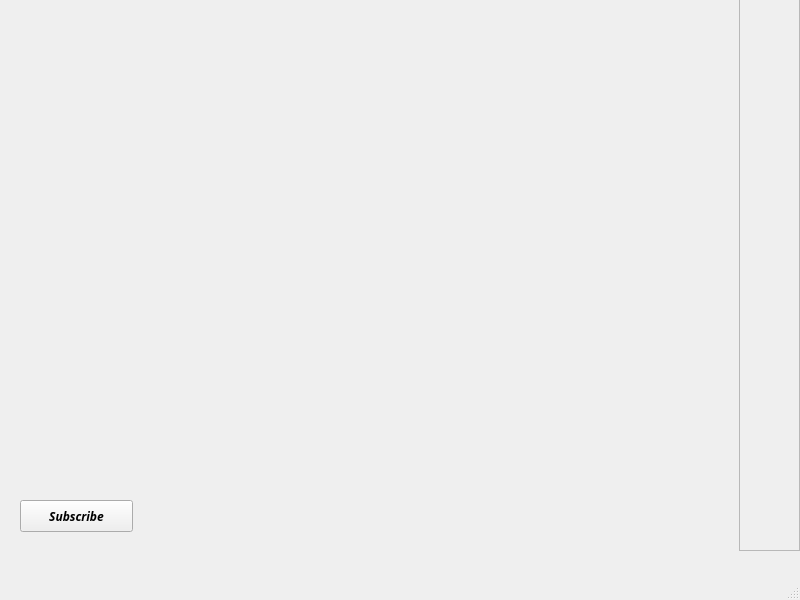
cgneo/CarbonTracker, file GUI/UICarbonTracker/mainwindow.ui: the form before one commit.
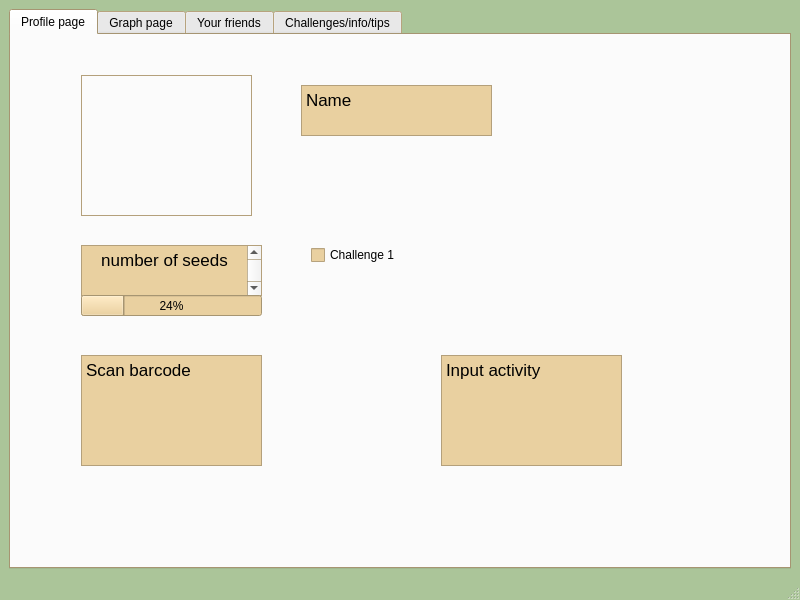
The form after the commit.

Diff of the .ui file:
```diff
--- a/GUI/UICarbonTracker/mainwindow.ui
+++ b/GUI/UICarbonTracker/mainwindow.ui
@@ -10,54 +10,345 @@
     <height>600</height>
    </rect>
   </property>
+  <property name="palette">
+   <palette>
+    <active>
+     <colorrole role="Base">
+      <brush brushstyle="SolidPattern">
+       <color alpha="255">
+        <red>171</red>
+        <green>197</green>
+        <blue>153</blue>
+       </color>
+      </brush>
+     </colorrole>
+     <colorrole role="Window">
+      <brush brushstyle="SolidPattern">
+       <color alpha="255">
+        <red>171</red>
+        <green>197</green>
+        <blue>153</blue>
+       </color>
+      </brush>
+     </colorrole>
+     <colorrole role="Highlight">
+      <brush brushstyle="SolidPattern">
+       <color alpha="255">
+        <red>147</red>
+        <green>188</green>
+        <blue>130</blue>
+       </color>
+      </brush>
+     </colorrole>
+    </active>
+    <inactive>
+     <colorrole role="Base">
+      <brush brushstyle="SolidPattern">
+       <color alpha="255">
+        <red>171</red>
+        <green>197</green>
+        <blue>153</blue>
+       </color>
+      </brush>
+     </colorrole>
+     <colorrole role="Window">
+      <brush brushstyle="SolidPattern">
+       <color alpha="255">
+        <red>171</red>
+        <green>197</green>
+        <blue>153</blue>
+       </color>
+      </brush>
+     </colorrole>
+     <colorrole role="Highlight">
+      <brush brushstyle="SolidPattern">
+       <color alpha="255">
+        <red>147</red>
+        <green>188</green>
+        <blue>130</blue>
+       </color>
+      </brush>
+     </colorrole>
+    </inactive>
+    <disabled>
+     <colorrole role="Base">
+      <brush brushstyle="SolidPattern">
+       <color alpha="255">
+        <red>171</red>
+        <green>197</green>
+        <blue>153</blue>
+       </color>
+      </brush>
+     </colorrole>
+     <colorrole role="Window">
+      <brush brushstyle="SolidPattern">
+       <color alpha="255">
+        <red>171</red>
+        <green>197</green>
+        <blue>153</blue>
+       </color>
+      </brush>
+     </colorrole>
+     <colorrole role="Highlight">
+      <brush brushstyle="SolidPattern">
+       <color alpha="255">
+        <red>70</red>
+        <green>70</green>
+        <blue>70</blue>
+       </color>
+      </brush>
+     </colorrole>
+    </disabled>
+   </palette>
+  </property>
   <property name="windowTitle">
    <string>MainWindow</string>
   </property>
   <widget class="QWidget" name="centralwidget">
-   <widget class="QPushButton" name="pushButton">
-    <property name="geometry">
-     <rect>
-      <x>20</x>
-      <y>500</y>
-      <width>113</width>
-      <height>32</height>
-     </rect>
-    </property>
-    <property name="font">
-     <font>
-      <family>Century Gothic</family>
-      <weight>75</weight>
-      <italic>true</italic>
-      <bold>true</bold>
-     </font>
-    </property>
-    <property name="text">
-     <string>Subscribe</string>
-    </property>
-   </widget>
-   <widget class="QScrollArea" name="scrollArea">
-    <property name="geometry">
-     <rect>
-      <x>739</x>
-      <y>-10</y>
-      <width>61</width>
-      <height>561</height>
-     </rect>
-    </property>
-    <property name="widgetResizable">
-     <bool>true</bool>
-    </property>
-    <widget class="QWidget" name="scrollAreaWidgetContents">
-     <property name="geometry">
-      <rect>
-       <x>0</x>
-       <y>0</y>
-       <width>59</width>
-       <height>559</height>
-      </rect>
-     </property>
-    </widget>
-   </widget>
+   <layout class="QHBoxLayout" name="horizontalLayout">
+    <item>
+     <widget class="QTabWidget" name="tabWidget">
+      <property name="enabled">
+       <bool>true</bool>
+      </property>
+      <property name="palette">
+       <palette>
+        <active>
+         <colorrole role="Base">
+          <brush brushstyle="SolidPattern">
+           <color alpha="255">
+            <red>233</red>
+            <green>208</green>
+            <blue>160</blue>
+           </color>
+          </brush>
+         </colorrole>
+         <colorrole role="Window">
+          <brush brushstyle="SolidPattern">
+           <color alpha="255">
+            <red>233</red>
+            <green>208</green>
+            <blue>160</blue>
+           </color>
+          </brush>
+         </colorrole>
+         <colorrole role="Highlight">
+          <brush brushstyle="SolidPattern">
+           <color alpha="255">
+            <red>233</red>
+            <green>208</green>
+            <blue>160</blue>
+           </color>
+          </brush>
+         </colorrole>
+        </active>
+        <inactive>
+         <colorrole role="Base">
+          <brush brushstyle="SolidPattern">
+           <color alpha="255">
+            <red>233</red>
+            <green>208</green>
+            <blue>160</blue>
+           </color>
+          </brush>
+         </colorrole>
+         <colorrole role="Window">
+          <brush brushstyle="SolidPattern">
+           <color alpha="255">
+            <red>233</red>
+            <green>208</green>
+            <blue>160</blue>
+           </color>
+          </brush>
+         </colorrole>
+         <colorrole role="Highlight">
+          <brush brushstyle="SolidPattern">
+           <color alpha="255">
+            <red>233</red>
+            <green>208</green>
+            <blue>160</blue>
+           </color>
+          </brush>
+         </colorrole>
+        </inactive>
+        <disabled>
+         <colorrole role="Base">
+          <brush brushstyle="SolidPattern">
+           <color alpha="255">
+            <red>233</red>
+            <green>208</green>
+            <blue>160</blue>
+           </color>
+          </brush>
+         </colorrole>
+         <colorrole role="Window">
+          <brush brushstyle="SolidPattern">
+           <color alpha="255">
+            <red>233</red>
+            <green>208</green>
+            <blue>160</blue>
+           </color>
+          </brush>
+         </colorrole>
+         <colorrole role="Highlight">
+          <brush brushstyle="SolidPattern">
+           <color alpha="255">
+            <red>70</red>
+            <green>70</green>
+            <blue>70</blue>
+           </color>
+          </brush>
+         </colorrole>
+        </disabled>
+       </palette>
+      </property>
+      <property name="tabShape">
+       <enum>QTabWidget::Rounded</enum>
+      </property>
+      <property name="currentIndex">
+       <number>0</number>
+      </property>
+      <property name="iconSize">
+       <size>
+        <width>1000</width>
+        <height>1000</height>
+       </size>
+      </property>
+      <widget class="QWidget" name="tab">
+       <attribute name="title">
+        <string>Profile page</string>
+       </attribute>
+       <widget class="QFrame" name="Profilepicture">
+        <property name="geometry">
+         <rect>
+          <x>70</x>
+          <y>40</y>
+          <width>171</width>
+          <height>141</height>
+         </rect>
+        </property>
+        <property name="frameShape">
+         <enum>QFrame::StyledPanel</enum>
+        </property>
+        <property name="frameShadow">
+         <enum>QFrame::Raised</enum>
+        </property>
+       </widget>
+       <widget class="QTextBrowser" name="textBrowser">
+        <property name="geometry">
+         <rect>
+          <x>290</x>
+          <y>50</y>
+          <width>191</width>
+          <height>51</height>
+         </rect>
+        </property>
+        <property name="html">
+         <string>&lt;!DOCTYPE HTML PUBLIC &quot;-//W3C//DTD HTML 4.0//EN&quot; &quot;http://www.w3.org/TR/REC-html40/strict.dtd&quot;&gt;
+&lt;html&gt;&lt;head&gt;&lt;meta name=&quot;qrichtext&quot; content=&quot;1&quot; /&gt;&lt;style type=&quot;text/css&quot;&gt;
+p, li { white-space: pre-wrap; }
+&lt;/style&gt;&lt;/head&gt;&lt;body style=&quot; font-family:'.AppleSystemUIFont'; font-size:13pt; font-weight:400; font-style:normal;&quot;&gt;
+&lt;p style=&quot; margin-top:0px; margin-bottom:0px; margin-left:0px; margin-right:0px; -qt-block-indent:0; text-indent:0px;&quot;&gt;Name &lt;/p&gt;&lt;/body&gt;&lt;/html&gt;</string>
+        </property>
+       </widget>
+       <widget class="QTextBrowser" name="textBrowser_2">
+        <property name="geometry">
+         <rect>
+          <x>70</x>
+          <y>320</y>
+          <width>181</width>
+          <height>111</height>
+         </rect>
+        </property>
+        <property name="html">
+         <string>&lt;!DOCTYPE HTML PUBLIC &quot;-//W3C//DTD HTML 4.0//EN&quot; &quot;http://www.w3.org/TR/REC-html40/strict.dtd&quot;&gt;
+&lt;html&gt;&lt;head&gt;&lt;meta name=&quot;qrichtext&quot; content=&quot;1&quot; /&gt;&lt;style type=&quot;text/css&quot;&gt;
+p, li { white-space: pre-wrap; }
+&lt;/style&gt;&lt;/head&gt;&lt;body style=&quot; font-family:'.AppleSystemUIFont'; font-size:13pt; font-weight:400; font-style:normal;&quot;&gt;
+&lt;p style=&quot; margin-top:0px; margin-bottom:0px; margin-left:0px; margin-right:0px; -qt-block-indent:0; text-indent:0px;&quot;&gt;Scan barcode&lt;/p&gt;&lt;/body&gt;&lt;/html&gt;</string>
+        </property>
+       </widget>
+       <widget class="QTextBrowser" name="textBrowser_3">
+        <property name="geometry">
+         <rect>
+          <x>430</x>
+          <y>320</y>
+          <width>181</width>
+          <height>111</height>
+         </rect>
+        </property>
+        <property name="html">
+         <string>&lt;!DOCTYPE HTML PUBLIC &quot;-//W3C//DTD HTML 4.0//EN&quot; &quot;http://www.w3.org/TR/REC-html40/strict.dtd&quot;&gt;
+&lt;html&gt;&lt;head&gt;&lt;meta name=&quot;qrichtext&quot; content=&quot;1&quot; /&gt;&lt;style type=&quot;text/css&quot;&gt;
+p, li { white-space: pre-wrap; }
+&lt;/style&gt;&lt;/head&gt;&lt;body style=&quot; font-family:'.AppleSystemUIFont'; font-size:13pt; font-weight:400; font-style:normal;&quot;&gt;
+&lt;p style=&quot; margin-top:0px; margin-bottom:0px; margin-left:0px; margin-right:0px; -qt-block-indent:0; text-indent:0px;&quot;&gt;Input activity&lt;/p&gt;
+&lt;p style=&quot;-qt-paragraph-type:empty; margin-top:0px; margin-bottom:0px; margin-left:0px; margin-right:0px; -qt-block-indent:0; text-indent:0px;&quot;&gt;&lt;br /&gt;&lt;/p&gt;&lt;/body&gt;&lt;/html&gt;</string>
+        </property>
+       </widget>
+       <widget class="QTextBrowser" name="textBrowser_4">
+        <property name="geometry">
+         <rect>
+          <x>70</x>
+          <y>210</y>
+          <width>181</width>
+          <height>51</height>
+         </rect>
+        </property>
+        <property name="html">
+         <string>&lt;!DOCTYPE HTML PUBLIC &quot;-//W3C//DTD HTML 4.0//EN&quot; &quot;http://www.w3.org/TR/REC-html40/strict.dtd&quot;&gt;
+&lt;html&gt;&lt;head&gt;&lt;meta name=&quot;qrichtext&quot; content=&quot;1&quot; /&gt;&lt;style type=&quot;text/css&quot;&gt;
+p, li { white-space: pre-wrap; }
+&lt;/style&gt;&lt;/head&gt;&lt;body style=&quot; font-family:'.AppleSystemUIFont'; font-size:13pt; font-weight:400; font-style:normal;&quot;&gt;
+&lt;p align=&quot;center&quot; style=&quot; margin-top:12px; margin-bottom:12px; margin-left:0px; margin-right:0px; -qt-block-indent:0; text-indent:0px;&quot;&gt;number of seeds&lt;/p&gt;
+&lt;p align=&quot;center&quot; style=&quot; margin-top:12px; margin-bottom:12px; margin-left:0px; margin-right:0px; -qt-block-indent:0; text-indent:0px;&quot;&gt;&lt;br /&gt;&lt;/p&gt;&lt;/body&gt;&lt;/html&gt;</string>
+        </property>
+       </widget>
+       <widget class="QProgressBar" name="Seedsprogress">
+        <property name="geometry">
+         <rect>
+          <x>70</x>
+          <y>260</y>
+          <width>181</width>
+          <height>21</height>
+         </rect>
+        </property>
+        <property name="value">
+         <number>24</number>
+        </property>
+       </widget>
+       <widget class="QCheckBox" name="checkBox">
+        <property name="geometry">
+         <rect>
+          <x>300</x>
+          <y>210</y>
+          <width>131</width>
+          <height>20</height>
+         </rect>
+        </property>
+        <property name="text">
+         <string>Challenge 1</string>
+        </property>
+       </widget>
+      </widget>
+      <widget class="QWidget" name="tab_2">
+       <attribute name="title">
+        <string>Graph page</string>
+       </attribute>
+      </widget>
+      <widget class="QWidget" name="tab_3">
+       <attribute name="title">
+        <string>Your friends</string>
+       </attribute>
+      </widget>
+      <widget class="QWidget" name="tab_4">
+       <attribute name="title">
+        <string>Challenges/info/tips</string>
+       </attribute>
+      </widget>
+     </widget>
+    </item>
+   </layout>
   </widget>
   <widget class="QMenuBar" name="menubar">
    <property name="geometry">
```
